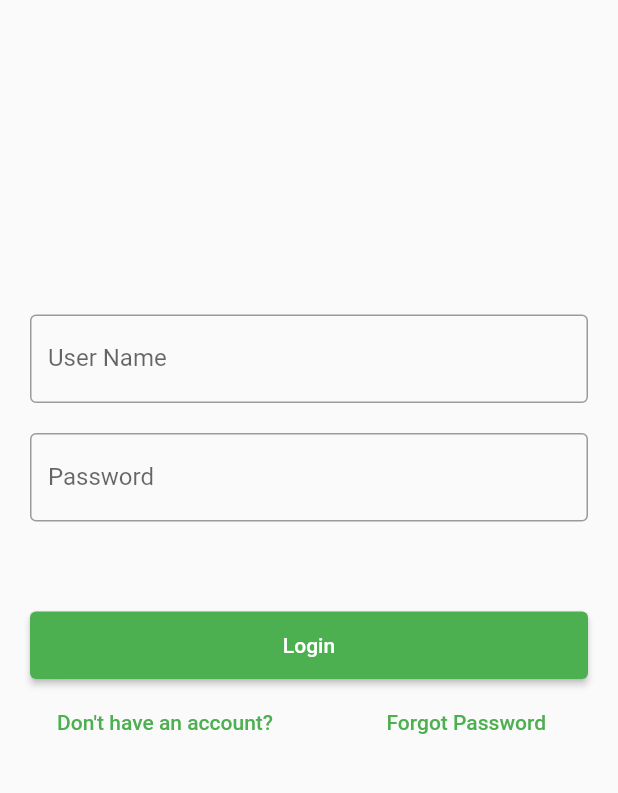
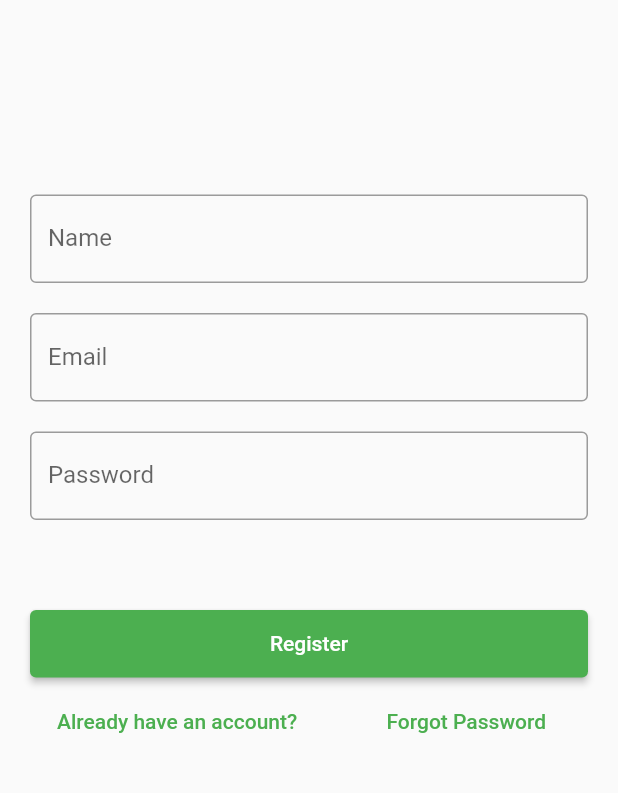
Before and after one commit to IgnitionHacks2022/frontend_flutter, a Flutter app: the screen it shows after launch, after a tap on an icon or button, on a phone screen of 412 x 824 dp, the part 368-1161 px from its top. Run offline on Flutter 3.47's test engine with Material 2 defaults, Android fonts, the phone set to English and light mode, and no system bars.

Commit message:
register page

```diff
--- a/lib/main.dart
+++ b/lib/main.dart
@@ -67,7 +67,7 @@
                 controller: nameController,
                 decoration: const InputDecoration(
                   border: OutlineInputBorder(),
-                  labelText: 'User Name',
+                  labelText: 'Email',
                 ),
               ),
             ),
@@ -105,6 +105,10 @@
                           Text('Don\'t have an account?',
                               style: TextStyle(color:Colors.green)),
                           onPressed: (){
+                              Navigator.push(
+                                  context,
+                                  MaterialPageRoute(builder: (context) => RegisterPage()),
+                              );
 
                           }
 
@@ -127,3 +131,110 @@
     );
   }
 }
+class RegisterPage extends StatefulWidget {
+  const RegisterPage({ Key? key }) : super(key: key);
+
+  @override
+  State<RegisterPage> createState() => _RegisterPageState();
+}
+
+class _RegisterPageState extends State<RegisterPage> {
+    TextEditingController nameController = TextEditingController();
+    TextEditingController passwordController = TextEditingController();
+    TextEditingController emailController = TextEditingController();
+  @override
+  Widget build(BuildContext context) {
+    return Scaffold(
+      body: Center(
+          child: Padding(
+        padding: const EdgeInsets.fromLTRB(10,10,10,10),
+        child: ListView(
+          children: <Widget>[
+            Container(
+                alignment: Alignment.center,
+                padding: const EdgeInsets.fromLTRB(0,200,0,120),
+                child: const Text(
+                  'InDaBin',
+                  style: TextStyle(
+                      color: Colors.green,
+                      fontWeight: FontWeight.w500,
+                      fontSize: 30),
+                )),
+            Container(
+              padding: const EdgeInsets.all(10),
+              child: TextField(
+                controller: nameController,
+                decoration: const InputDecoration(
+                  border: OutlineInputBorder(),
+                  labelText: 'Name',
+                ),
+              ),
+            ),
+            Container(
+              padding: const EdgeInsets.all(10),
+              child: TextField(
+                controller: emailController,
+                decoration: const InputDecoration(
+                  border: OutlineInputBorder(),
+                  labelText: 'Email',
+                ),
+              ),
+            ),
+
+            Container(
+              padding: const EdgeInsets.fromLTRB(10, 10, 10, 10),
+              child: TextField(
+                obscureText: true,
+                controller: passwordController,
+                decoration: const InputDecoration(
+                  border: OutlineInputBorder(),
+                  labelText: 'Password',
+                ),
+              ),
+            ),
+            SizedBox(height: 50),
+            Container(
+                height: 50,
+                padding: const EdgeInsets.fromLTRB(10, 0, 10, 5),
+                child: ElevatedButton(
+                  child: const Text('Register'),
+                  onPressed: () {
+                    print(nameController.text);
+                    print(passwordController.text);
+                  },
+                )
+            ),
+            Padding(
+                padding: EdgeInsets.fromLTRB(20,0,30,0),
+                child:
+                Row(
+
+                  children: <Widget>[
+                      TextButton(
+                          child:
+                          Text('Already have an account?',
+                              style: TextStyle(color:Colors.green)),
+                          onPressed: (){
+                              Navigator.pop(context);
+
+                          }
+
+
+                      ),
+                      TextButton(child:
+                          Text('Forgot Password',
+                              style: TextStyle(color:Colors.green)),
+                          onPressed: (){
+                          }
+                      )
+
+                  ],
+                  mainAxisAlignment: MainAxisAlignment.spaceBetween,
+                ),
+            )
+          ],
+          ))
+      ),
+    );
+  }
+}
```
